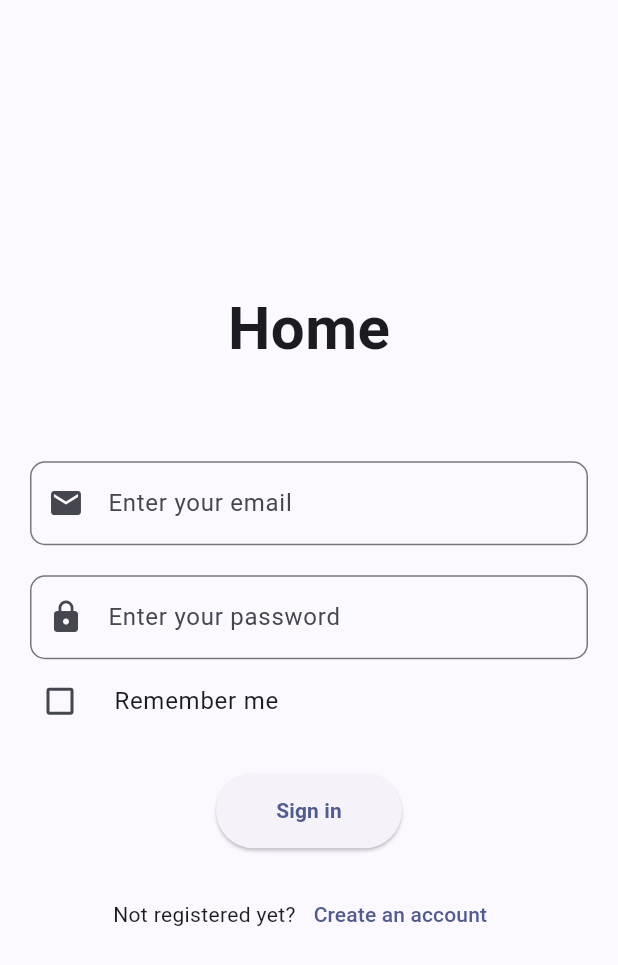
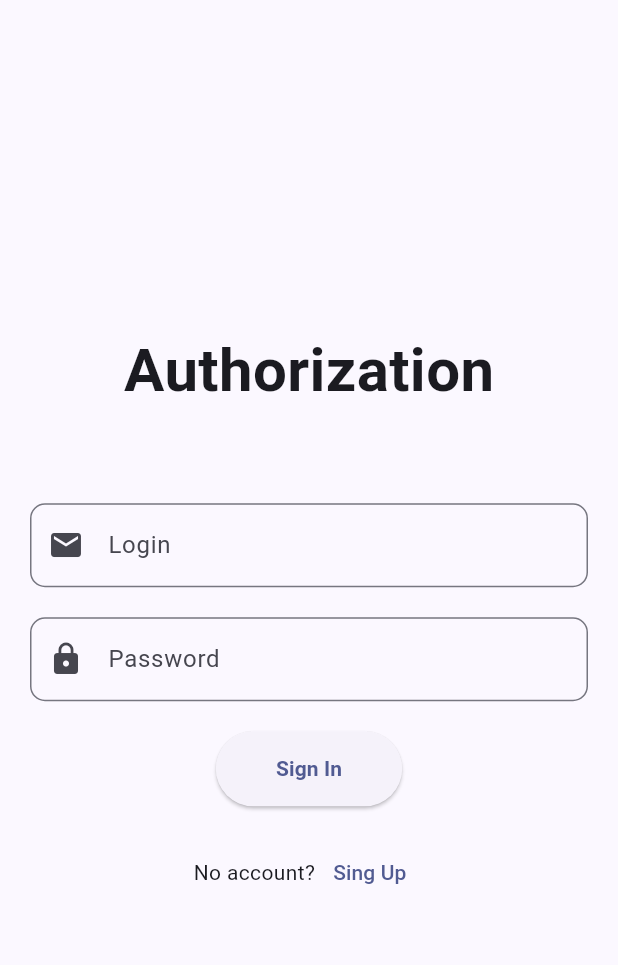
Before and after one commit to Git-GA/ees_tech, a Flutter app: the screen it shows after launch, on a phone screen of 412 x 824 dp. Shown: the top 965 px of the screen. Run offline on Flutter 3.47's test engine with Material 2 defaults, Android fonts, the phone set to English and light mode, and no system bars; our stand-ins replace email_validator; generated files the repository leaves out were written again.

Commit message:
auth localization

```diff
--- /dev/null
+++ b/lib/i18n/en_US/auth_en.i18n.yaml
@@ -0,0 +1,7 @@
+authorization: Authorization
+login: Login
+password: Password
+no_accont: No account?
+sign_up: Sing Up
+sign_in: Sign In
+foggot_password: Foggot Password?
--- /dev/null
+++ b/lib/i18n/ru_RU/auth_ru.i18n.yaml
@@ -0,0 +1,7 @@
+authorization: Авторизация
+login: Логин
+password: Пароль
+no_accont: Нет аккаунта?
+sign_up: Зарегистрироваться
+sign_in: Войти
+foggot_password: Забыли пароль?
--- a/lib/pages/login_page.dart
+++ b/lib/pages/login_page.dart
@@ -27,7 +27,7 @@ class _LoginPageState extends State<LoginPage> {
           crossAxisAlignment: CrossAxisAlignment.center,
           children: <Widget>[
             Text(
-              t.navbar.homepage,
+              t.auth.authorization,
               style: TextStyle(
                 fontWeight: FontWeight.bold,
                 fontSize: 40,
@@ -46,7 +46,7 @@ class _LoginPageState extends State<LoginPage> {
                         : "Please enter a valid email",
                     maxLines: 1,
                     decoration: InputDecoration(
-                      hintText: 'Enter your email',
+                      hintText: t.auth.login,
                       prefixIcon: const Icon(Icons.email),
                       border: OutlineInputBorder(
                         borderRadius: BorderRadius.circular(10),
@@ -67,23 +67,11 @@ class _LoginPageState extends State<LoginPage> {
                     obscureText: true,
                     decoration: InputDecoration(
                       prefixIcon: const Icon(Icons.lock),
-                      hintText: 'Enter your password',
+                      hintText: t.auth.password,
                       border: OutlineInputBorder(
                         borderRadius: BorderRadius.circular(10),
                       ),
                     ),
-                  ),
-                  CheckboxListTile(
-                    title: const Text("Remember me"),
-                    contentPadding: EdgeInsets.zero,
-                    value: rememberValue,
-                    activeColor: Theme.of(context).colorScheme.primary,
-                    onChanged: (newValue) {
-                      setState(() {
-                        rememberValue = newValue!;
-                      });
-                    },
-                    controlAffinity: ListTileControlAffinity.leading,
                   ),
                   const SizedBox(
                     height: 20,
@@ -95,8 +83,8 @@ class _LoginPageState extends State<LoginPage> {
                     style: ElevatedButton.styleFrom(
                       padding: const EdgeInsets.fromLTRB(40, 15, 40, 15),
                     ),
-                    child: const Text(
-                      'Sign in',
+                    child: Text(
+                      t.auth.sign_in,
                       style: TextStyle(
                         fontWeight: FontWeight.bold,
                       ),
@@ -108,7 +96,7 @@ class _LoginPageState extends State<LoginPage> {
                   Row(
                     mainAxisAlignment: MainAxisAlignment.center,
                     children: [
-                      const Text('Not registered yet?'),
+                      Text(t.auth.no_accont),
                       TextButton(
                         onPressed: () {
                           Navigator.pushReplacement(
@@ -119,7 +107,7 @@ class _LoginPageState extends State<LoginPage> {
                             ),
                           );
                         },
-                        child: const Text('Create an account'),
+                        child: Text(t.auth.sign_up),
                       ),
                     ],
                   ),
```
Also changed, not shown: lib/i18n/en_US/strings.g.dart.
